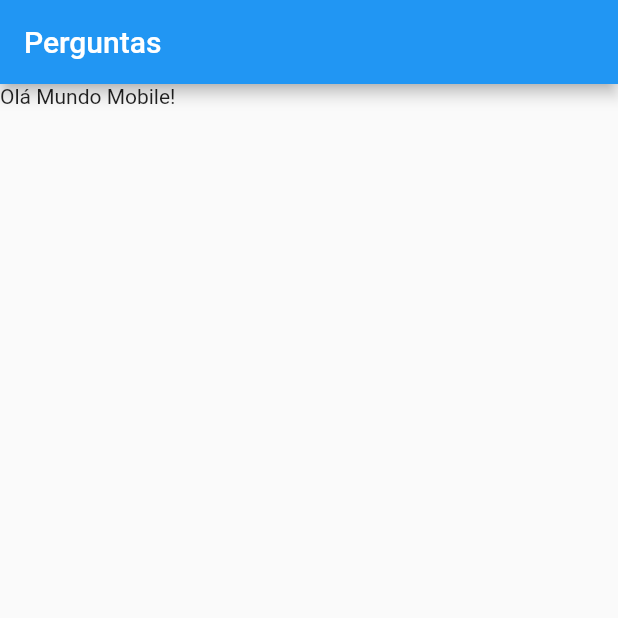
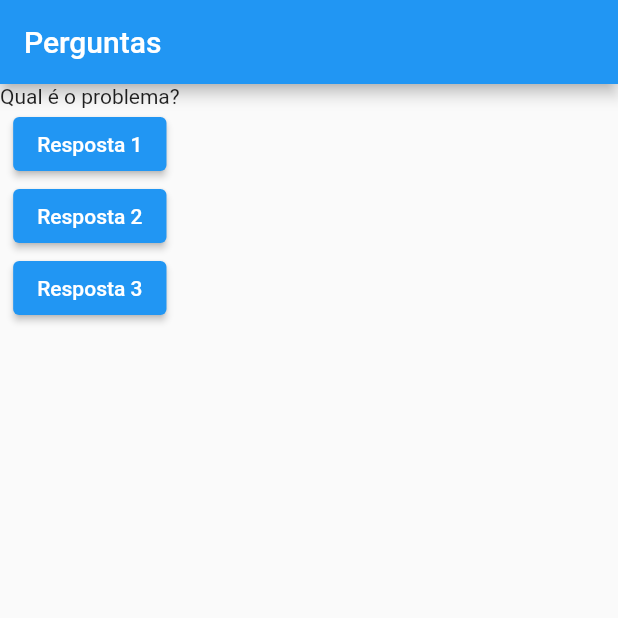
Before and after one commit to fbaiex/projeto_App_de_Perguntas, a Flutter app: the screen it shows after launch, on a phone screen of 412 x 824 dp, the top half of it. Run offline on Flutter 3.47's test engine with Material 2 defaults, Android fonts, the phone set to English and light mode, and no system bars.

Commit message:
Criando o Botão.

```diff
--- a/lib/main.dart
+++ b/lib/main.dart
@@ -4,16 +4,37 @@ main() {
   runApp(new PerguntaApp());
 }
 
-@override
 class PerguntaApp extends StatelessWidget {
+  final List<String> perguntas = ['Qual é o problema?', 'Qual é a sala?'];
+
+  void responder() {
+    print('Pergunta Respondida');
+  }
+
+  @override
   Widget build(BuildContext context) {
     return MaterialApp(
       home: Scaffold(
-        appBar: AppBar(
-          title: Text('Perguntas'),
-        ),
-        body: Text('Olá Mundo Mobile!'),
-      ),
+          appBar: AppBar(
+            title: Text('Perguntas'),
+          ),
+          body: Column(
+            children: [
+              Text(perguntas[0]),
+              ElevatedButton(
+                child: Text('Resposta 1'),
+                onPressed: responder,
+              ),
+              ElevatedButton(
+                child: Text('Resposta 2'),
+                onPressed: responder,
+              ),
+              ElevatedButton(
+                child: Text('Resposta 3'),
+                onPressed: responder,
+              )
+            ],
+          )),
     );
   }
 }
```
Also changed, not shown: 1 other file.
